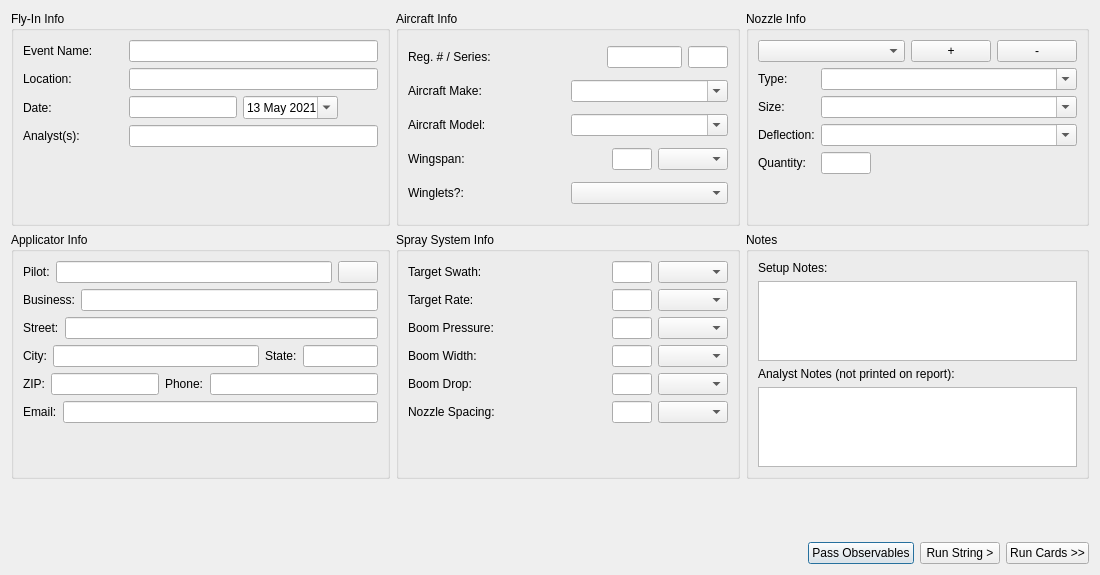
Above: resources/seriesInfo.ui from gill14/AccuPatt before the change. Below: the same form after it.
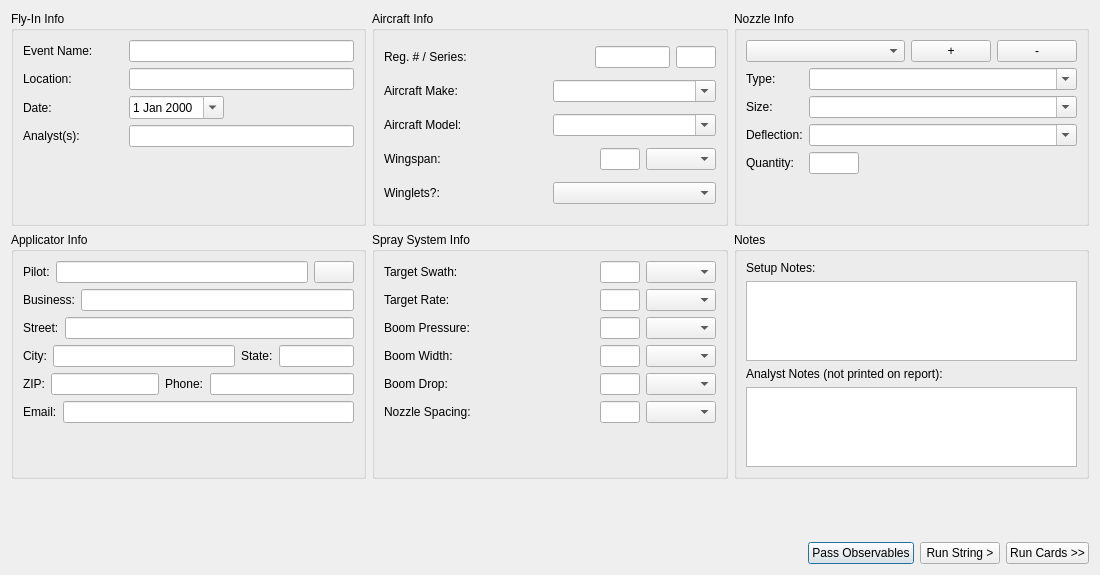
That is the form after the change. Icons and pictures are not drawn.

```diff
--- a/resources/seriesInfo.ui
+++ b/resources/seriesInfo.ui
@@ -115,25 +115,6 @@
             </property>
            </widget>
           </item>
-          <item>
-           <widget class="QLineEdit" name="lineEditDate">
-            <property name="sizePolicy">
-             <sizepolicy hsizetype="Expanding" vsizetype="Fixed">
-              <horstretch>0</horstretch>
-              <verstretch>0</verstretch>
-             </sizepolicy>
-            </property>
-            <property name="minimumSize">
-             <size>
-              <width>100</width>
-              <height>0</height>
-             </size>
-            </property>
-            <property name="text">
-             <string/>
-            </property>
-           </widget>
-          </item>
           <item>
            <widget class="QDateEdit" name="dateEdit">
             <property name="displayFormat">
@@ -142,13 +123,6 @@
             <property name="calendarPopup">
              <bool>true</bool>
             </property>
-            <property name="date">
-             <date>
-              <year>2021</year>
-              <month>5</month>
-              <day>13</day>
-             </date>
-            </property>
            </widget>
           </item>
           <item>
```
Left out of the diff: 1 changed line with no effect on the pictures.
